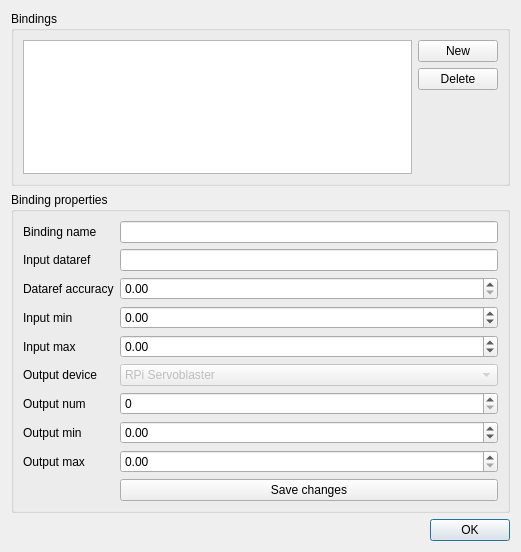
Above: dialogs/hardwaredialog.ui from vranki/ExtPlane-Panel before the change. Below: the same form after it.
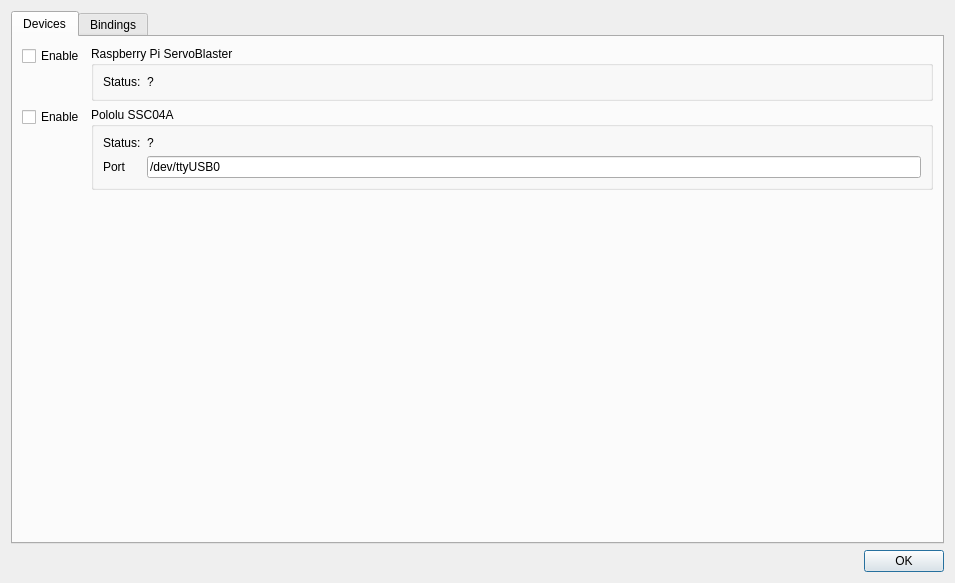
That is the form after the change.

Commit message: ServoBlaster output should now actually work. Untested.

```diff
--- a/dialogs/hardwaredialog.ui
+++ b/dialogs/hardwaredialog.ui
@@ -6,13 +6,104 @@
    <rect>
     <x>0</x>
     <y>0</y>
-    <width>521</width>
-    <height>552</height>
+    <width>955</width>
+    <height>583</height>
    </rect>
   </property>
   <property name="windowTitle">
    <string>Hardware devices</string>
   </property>
+  <layout class="QVBoxLayout" name="verticalLayout_3">
+   <item>
+    <widget class="QTabWidget" name="tabWidget">
+     <property name="currentIndex">
+      <number>0</number>
+     </property>
+     <widget class="QWidget" name="tab">
+      <attribute name="title">
+       <string>Devices</string>
+      </attribute>
+      <layout class="QFormLayout" name="formLayout_4">
+       <item row="0" column="0">
+        <widget class="QCheckBox" name="enableSB">
+         <property name="text">
+          <string>Enable</string>
+         </property>
+        </widget>
+       </item>
+       <item row="0" column="1">
+        <widget class="QGroupBox" name="groupBox_2">
+         <property name="title">
+          <string>Raspberry Pi ServoBlaster</string>
+         </property>
+         <layout class="QFormLayout" name="formLayout_2">
+          <item row="0" column="0">
+           <widget class="QLabel" name="label_10">
+            <property name="text">
+             <string>Status:</string>
+            </property>
+           </widget>
+          </item>
+          <item row="0" column="1">
+           <widget class="QLabel" name="sbWorkingLabel">
+            <property name="text">
+             <string>?</string>
+            </property>
+           </widget>
+          </item>
+         </layout>
+        </widget>
+       </item>
+       <item row="1" column="0">
+        <widget class="QCheckBox" name="enablePololu">
+         <property name="text">
+          <string>Enable</string>
+         </property>
+        </widget>
+       </item>
+       <item row="1" column="1">
+        <widget class="QGroupBox" name="groupBox_3">
+         <property name="title">
+          <string>Pololu SSC04A</string>
+         </property>
+         <layout class="QFormLayout" name="formLayout_3">
+          <item row="0" column="0">
+           <widget class="QLabel" name="label_11">
+            <property name="text">
+             <string>Status:</string>
+            </property>
+           </widget>
+          </item>
+          <item row="0" column="1">
+           <widget class="QLabel" name="pololuWorkingLabel">
+            <property name="text">
+             <string>?</string>
+            </property>
+           </widget>
+          </item>
+          <item row="1" column="0">
+           <widget class="QLabel" name="label_12">
+            <property name="text">
+             <string>Port</string>
+            </property>
+           </widget>
+          </item>
+          <item row="1" column="1">
+           <widget class="QLineEdit" name="lineEdit">
+            <property name="text">
+             <string>/dev/ttyUSB0</string>
+            </property>
+           </widget>
+          </item>
+         </layout>
+        </widget>
+       </item>
+      </layout>
+     </widget>
+     <widget class="QWidget" name="tab_2">
+      <attribute name="title">
+       <string>Bindings</string>
+      </attribute>
   <layout class="QVBoxLayout" name="verticalLayout_2">
    <item>
     <widget class="QGroupBox" name="groupBox">
@@ -191,6 +282,10 @@
        <widget class="QDoubleSpinBox" name="refAccuracySpinBox"/>
       </item>
      </layout>
+        </widget>
+       </item>
+      </layout>
+     </widget>
     </widget>
    </item>
    <item>
```
Lines whose indentation alone changed are shown as unchanged. The commit also changes 10 other files.
